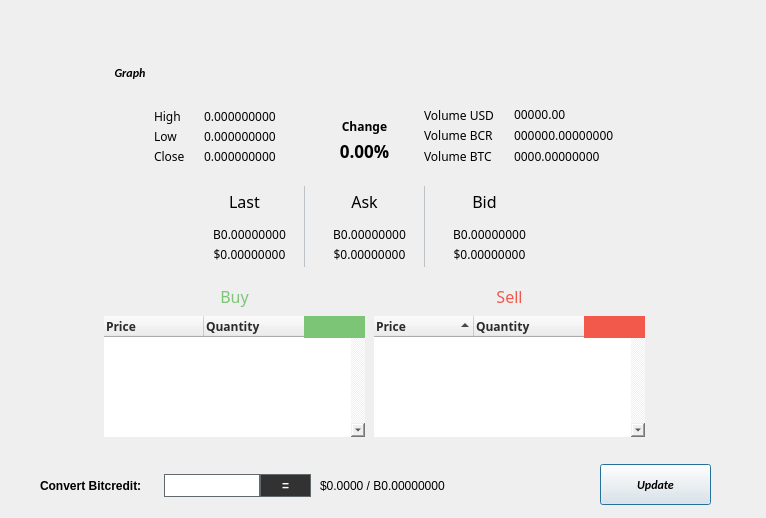
First picture: the form in src/qt/forms/exchangebrowser.ui, repository thelonecrouton/bitcredit, before the edit.
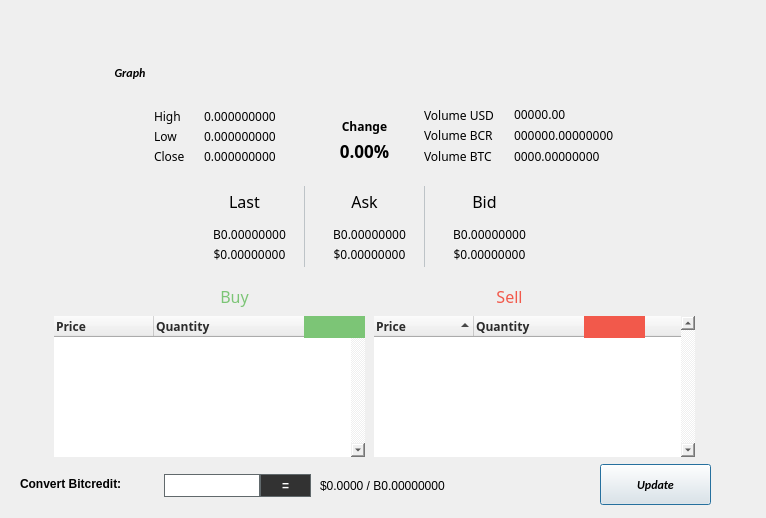
Second picture: the form after the edit. Icons and pictures are not drawn. Custom widgets are drawn as their Qt base class.

The edit to the form file:
```diff
--- a/src/qt/forms/exchangebrowser.ui
+++ b/src/qt/forms/exchangebrowser.ui
@@ -387,8 +387,8 @@
            <rect>
             <x>350</x>
             <y>310</y>
-            <width>271</width>
-            <height>121</height>
+            <width>321</width>
+            <height>141</height>
            </rect>
           </property>
           <property name="autoFillBackground">
@@ -654,8 +654,6 @@
            <font>
             <family>Myriad Pro</family>
             <pointsize>-1</pointsize>
-            <weight>75</weight>
-            <bold>true</bold>
            </font>
           </property>
           <property name="text">
@@ -690,10 +688,10 @@
          <widget class="QTreeWidget" name="qTreeWidgetBittrexBuy">
           <property name="geometry">
            <rect>
-            <x>80</x>
+            <x>30</x>
             <y>310</y>
-            <width>261</width>
-            <height>121</height>
+            <width>311</width>
+            <height>141</height>
            </rect>
           </property>
           <property name="styleSheet">
@@ -1171,9 +1169,9 @@
      <widget class="QLabel" name="lblConvertSilkcoin">
       <property name="geometry">
        <rect>
-        <x>40</x>
-        <y>12</y>
-        <width>121</width>
+        <x>20</x>
+        <y>10</y>
+        <width>131</width>
         <height>20</height>
        </rect>
       </property>
```
Left out of the diff: 3 changed lines with no effect on the pictures.
